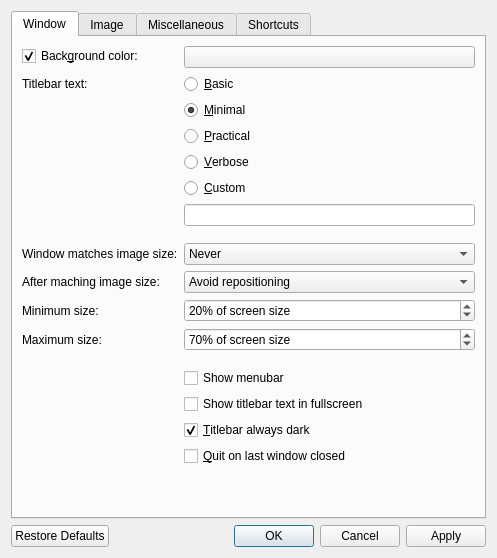
jurplel/qView, file src/qvoptionsdialog.ui: the form before one commit.
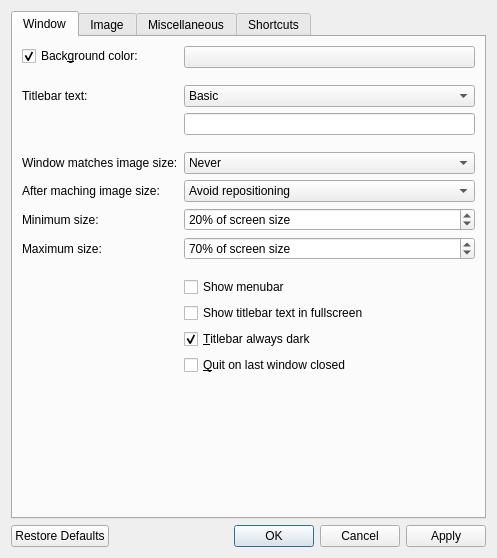
The form after the commit. The open tabs and pages were chosen to show the change.

Commit message: Make titlebar text setting a combobox instead of radio buttons

```diff
--- a/src/qvoptionsdialog.ui
+++ b/src/qvoptionsdialog.ui
@@ -50,7 +50,20 @@
          </property>
         </widget>
        </item>
-       <item row="1" column="0">
+       <item row="1" column="1">
+        <spacer name="horizontalSpacer_12">
+         <property name="orientation">
+          <enum>Qt::Horizontal</enum>
+         </property>
+         <property name="sizeHint" stdset="0">
+          <size>
+           <width>40</width>
+           <height>5</height>
+          </size>
+         </property>
+        </spacer>
+       </item>
+       <item row="2" column="0">
         <widget class="QLabel" name="label">
          <property name="toolTip">
           <string>Changes the amount of information displayed in the titlebar</string>
@@ -60,45 +73,36 @@
          </property>
         </widget>
        </item>
-       <item row="1" column="1">
-        <widget class="QRadioButton" name="titlebarRadioButton0">
-         <property name="text">
-          <string>&amp;Basic</string>
-         </property>
-        </widget>
-       </item>
        <item row="2" column="1">
-        <widget class="QRadioButton" name="titlebarRadioButton1">
-         <property name="text">
-          <string>&amp;Minimal</string>
-         </property>
-         <property name="checked">
-          <bool>true</bool>
-         </property>
+        <widget class="QComboBox" name="titlebarComboBox">
+         <item>
+          <property name="text">
+           <string>Basic</string>
+          </property>
+         </item>
+         <item>
+          <property name="text">
+           <string>Minimal</string>
+          </property>
+         </item>
+         <item>
+          <property name="text">
+           <string>Practical</string>
+          </property>
+         </item>
+         <item>
+          <property name="text">
+           <string>Verbose</string>
+          </property>
+         </item>
+         <item>
+          <property name="text">
+           <string>Custom</string>
+          </property>
+         </item>
         </widget>
        </item>
        <item row="3" column="1">
-        <widget class="QRadioButton" name="titlebarRadioButton2">
-         <property name="text">
-          <string>&amp;Practical</string>
-         </property>
-        </widget>
-       </item>
-       <item row="4" column="1">
-        <widget class="QRadioButton" name="titlebarRadioButton3">
-         <property name="text">
-          <string>&amp;Verbose</string>
-         </property>
-        </widget>
-       </item>
-       <item row="5" column="1">
-        <widget class="QRadioButton" name="titlebarRadioButton4">
-         <property name="text">
-          <string>&amp;Custom</string>
-         </property>
-        </widget>
-       </item>
-       <item row="6" column="1">
         <widget class="QLineEdit" name="customTitlebarLineEdit">
          <property name="sizePolicy">
           <sizepolicy hsizetype="Minimum" vsizetype="Fixed">
@@ -123,7 +127,7 @@
          </property>
         </widget>
        </item>
-       <item row="7" column="1">
+       <item row="4" column="1">
         <spacer name="horizontalSpacer_4">
          <property name="orientation">
           <enum>Qt::Horizontal</enum>
@@ -136,7 +140,7 @@
          </property>
         </spacer>
        </item>
-       <item row="8" column="0">
+       <item row="5" column="0">
         <widget class="QLabel" name="label_6">
          <property name="toolTip">
           <string>Control when the window should resize to fit the image's actual size</string>
@@ -146,7 +150,7 @@
          </property>
         </widget>
        </item>
-       <item row="8" column="1">
+       <item row="5" column="1">
         <widget class="QComboBox" name="windowResizeComboBox">
          <property name="toolTip">
           <string>Control when the window should resize to fit the image's actual size</string>
@@ -171,14 +175,14 @@
          </item>
         </widget>
        </item>
-       <item row="9" column="0">
+       <item row="6" column="0">
         <widget class="QLabel" name="afterMatchingSizeLabel">
          <property name="text">
           <string>After maching image size:</string>
          </property>
         </widget>
        </item>
-       <item row="9" column="1">
+       <item row="6" column="1">
         <widget class="QComboBox" name="afterMatchingSizeComboBox">
          <item>
           <property name="text">
@@ -197,14 +201,14 @@
          </item>
         </widget>
        </item>
-       <item row="10" column="0">
+       <item row="7" column="0">
         <widget class="QLabel" name="minWindowResizeLabel">
          <property name="text">
           <string>Minimum size:</string>
          </property>
         </widget>
        </item>
-       <item row="10" column="1">
+       <item row="7" column="1">
         <widget class="QSpinBox" name="minWindowResizeSpinBox">
          <property name="toolTip">
           <string>Control the minimum size that the window should reach when matching the image's actual size</string>
@@ -226,7 +230,7 @@
          </property>
         </widget>
        </item>
-       <item row="11" column="0">
+       <item row="8" column="0">
         <widget class="QLabel" name="maxWindowResizeLabel">
          <property name="toolTip">
           <string>Control the maximum size that the window should reach when matching the image's actual size</string>
@@ -236,7 +240,7 @@
          </property>
         </widget>
        </item>
-       <item row="11" column="1">
+       <item row="8" column="1">
         <widget class="QSpinBox" name="maxWindowResizeSpinBox">
          <property name="toolTip">
           <string>Control the maximum size that the window should reach when matching the image's actual size</string>
@@ -258,7 +262,7 @@
          </property>
         </widget>
        </item>
-       <item row="12" column="1">
+       <item row="9" column="1">
         <spacer name="horizontalSpacer_3">
          <property name="orientation">
           <enum>Qt::Horizontal</enum>
@@ -271,7 +275,7 @@
          </property>
         </spacer>
        </item>
-       <item row="15" column="1">
+       <item row="12" column="1">
         <widget class="QCheckBox" name="darkTitlebarCheckbox">
          <property name="toolTip">
           <string>Choose whether or not the titlebar should always be dark regardless of your chosen macOS appearance</string>
@@ -284,14 +288,14 @@
          </property>
         </widget>
        </item>
-       <item row="13" column="1">
+       <item row="10" column="1">
         <widget class="QCheckBox" name="menubarCheckbox">
          <property name="text">
           <string>Show menubar</string>
          </property>
         </widget>
        </item>
-       <item row="14" column="1">
+       <item row="11" column="1">
         <widget class="QCheckBox" name="detailsInFullscreen">
          <property name="toolTip">
           <string>Choose whether or not to display the titlebar text while in fullscreen</string>
@@ -301,7 +305,7 @@
          </property>
         </widget>
        </item>
-       <item row="16" column="1">
+       <item row="13" column="1">
         <widget class="QCheckBox" name="quitOnLastWindowCheckbox">
          <property name="text">
           <string>&amp;Quit on last window closed</string>
```
The commit also changes 2 other files.
